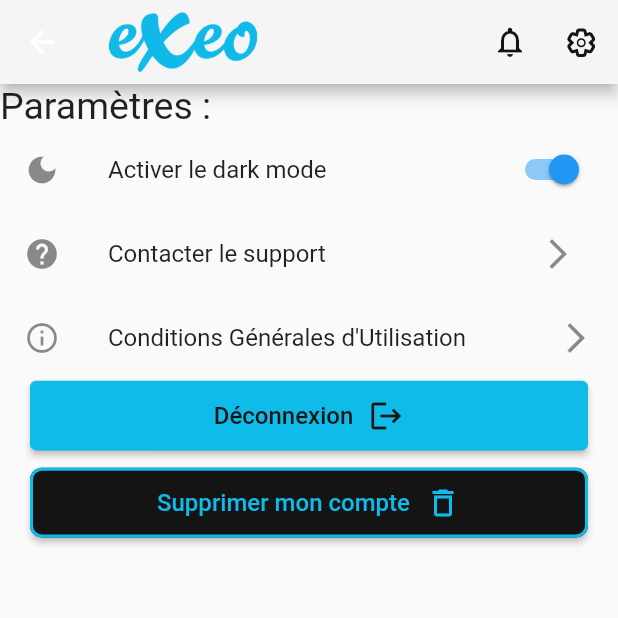
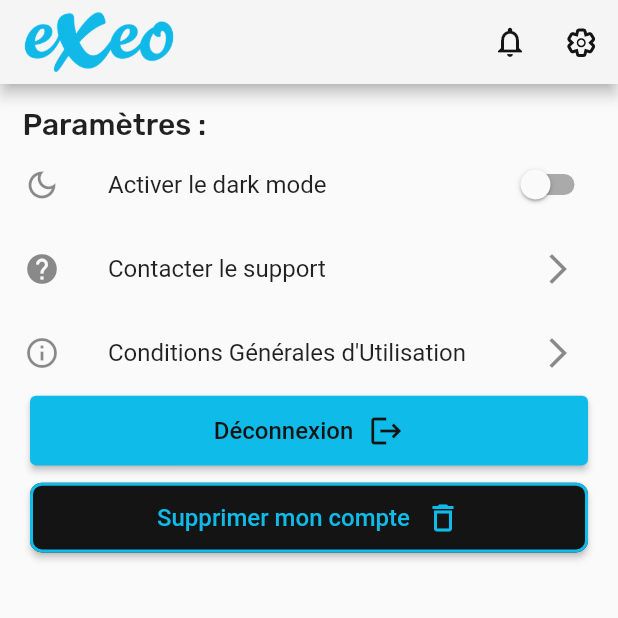
Before and after one commit to Leo-Teixeira/exeo, a Flutter app: the SupportWidget screen opened directly, after a tap on an icon or button, on a phone screen of 412 x 824 dp, the top half of it. Run offline on Flutter 3.47's test engine with Material 2 defaults, Android fonts, the phone set to English and light mode, and no system bars; our stand-ins replace flutter_card_swiper, flutter_map, flutter_rating_bar, flutter_riverpod, fluttericon, latlong2; Roboto replaces fonts that are missing (HindMaduraiLight, HindMaduraiMedium).

Commit message:
continue design of app

```diff
--- /dev/null
+++ b/lib/provider/settings_provider.dart
@@ -0,0 +1,18 @@
+import 'package:flutter_riverpod/flutter_riverpod.dart';
+
+enum ThemeModeApp { DARKMODE, LIGHTMODE }
+
+final themeModeProviderState =
+    StateProvider<ThemeModeApp>((_) => ThemeModeApp.LIGHTMODE);
+
+final themeModeProvider = Provider<ThemeModeApp>((ref) {
+  final ThemeModeApp sortType = ref.watch(themeModeProviderState);
+
+  switch (sortType) {
+    case ThemeModeApp.LIGHTMODE:
+      return ThemeModeApp.LIGHTMODE;
+
+    case ThemeModeApp.DARKMODE:
+      return ThemeModeApp.DARKMODE;
+  }
+});
--- a/lib/screens/setting.dart
+++ b/lib/screens/setting.dart
@@ -1,3 +1,4 @@
+import 'package:exeo/provider/settings_provider.dart';
 import 'package:exeo/screens/support.dart';
 import 'package:exeo/services/constant.dart';
 import 'package:flutter/material.dart';
@@ -9,16 +10,20 @@ class SettingWidget extends ConsumerWidget {
 
   @override
   Widget build(BuildContext context, WidgetRef ref) {
+    ThemeModeApp theme = ref.watch(themeModeProviderState);
     return Scaffold(
       appBar: appBarReception(context),
       body: Column(
         crossAxisAlignment: CrossAxisAlignment.start,
         children: [
-          const Text(
-            "Paramètres : ",
-            style: TextStyle(fontSize: 25),
+          Container(
+            margin: const EdgeInsets.fromLTRB(15, 15, 0, 0),
+            child: const Text(
+              "Paramètres : ",
+              style: TextStyle(fontSize: 20, fontFamily: fontRubikMedium),
+            ),
           ),
-          darkMode(),
+          darkMode(ref, theme),
           contactSupport(context),
           cgu(),
           btnDeconnect(),
@@ -32,14 +37,30 @@ class SettingWidget extends ConsumerWidget {
   }
 }
 
-Widget darkMode() {
+Widget darkMode(WidgetRef ref, ThemeModeApp theme) {
   return ListTile(
-    leading: const Icon(Icons.dark_mode),
+    leading: const Icon(Icons.dark_mode_outlined),
     // ! changer le text selon si darkMode actif ou non
-    title: const Text("Activer le dark mode"),
+    title: theme == ThemeModeApp.LIGHTMODE
+        ? const Text(
+            "Activer le dark mode",
+            style: TextStyle(fontFamily: fontHindMaduraiLight, fontSize: 16),
+          )
+        : const Text('Désactiver le dark mode',
+            style: TextStyle(fontFamily: fontHindMaduraiLight, fontSize: 16)),
     trailing: Switch(
-      onChanged: (value) {},
-      value: true,
+      onChanged: (value) {
+        if (value == true) {
+          ref
+              .watch(themeModeProviderState.notifier)
+              .update((state) => ThemeModeApp.DARKMODE);
+        } else {
+          ref
+              .watch(themeModeProviderState.notifier)
+              .update((state) => ThemeModeApp.LIGHTMODE);
+        }
+      },
+      value: theme == ThemeModeApp.DARKMODE ? true : false,
       // activeColor: Colors.blue,
       // activeTrackColor: Colors.yellow,
       // inactiveThumbColor: Colors.redAccent,
@@ -50,8 +71,13 @@ Widget darkMode() {
 
 Widget contactSupport(BuildContext context) {
   return ListTile(
-    leading: const Icon(Icons.help),
-    title: const Text("Contacter le support"),
+    leading: const Icon(
+      Icons.help,
+    ),
+    title: const Text(
+      "Contacter le support",
+      style: TextStyle(fontFamily: fontHindMaduraiLight, fontSize: 16),
+    ),
     trailing: IconButton(
       onPressed: () {
         Navigator.of(context).push(
@@ -60,16 +86,23 @@ Widget contactSupport(BuildContext context) {
           ),
         );
       },
-      icon: Icon(Icons.arrow_forward_ios),
+      icon: const Icon(Icons.arrow_forward_ios),
     ),
   );
 }
 
 Widget cgu() {
-  return const ListTile(
-      leading: Icon(Icons.info_outline),
-      title: Text("Conditions Générales d'Utilisation"),
-      trailing: Icon(Icons.arrow_forward_ios));
+  return ListTile(
+    leading: const Icon(Icons.info_outline),
+    title: const Text(
+      "Conditions Générales d'Utilisation",
+      style: TextStyle(fontFamily: fontHindMaduraiLight, fontSize: 16),
+    ),
+    trailing: Container(
+      margin: const EdgeInsets.fromLTRB(0, 0, 12, 0),
+      child: const Icon(Icons.arrow_forward_ios),
+    ),
+  );
 }
 
 Widget btnDeconnect() {
--- a/lib/screens/support.dart
+++ b/lib/screens/support.dart
@@ -10,15 +10,29 @@ class SupportWidget extends ConsumerWidget {
   Widget build(BuildContext context, WidgetRef ref) {
     return Scaffold(
       appBar: appBarReception(context),
-      body: Column(
+      body: Container(
+        margin: const EdgeInsets.only(left: 15, right: 15),
+        child: Column(
           crossAxisAlignment: CrossAxisAlignment.start,
           children: [
             const SizedBox(
               height: 10,
             ),
             titleSupport(context),
+            Container(
+              height: 1,
+              color: coulBlack,
+              child: const Divider(
+                color: coulBlack,
+                height: 0,
+              ),
+            ),
+            const SizedBox(
+              height: 30,
+            ),
             formSupport(),
           ],
+        ),
       ),
     );
   }
@@ -38,10 +52,10 @@ Widget titleSupport(BuildContext context) {
         child: Text(
           "Support",
           textAlign: TextAlign.center,
-          style: TextStyle(fontSize: 20),
+          style: TextStyle(fontSize: 20, fontFamily: fontRubikMedium),
         ),
       ),
-      //! penser à rajoutez une ligne comme sur la maquette et à centrer le texte
+      //! centrer le texte
     ],
   );
 }
@@ -57,10 +71,10 @@ Widget formSupport() {
       children: [
         const Text(
           "Sujet de votre demande : ",
-          style: TextStyle(fontSize: 16),
+          style: TextStyle(fontSize: 16, fontFamily: fontHindMaduraiMedium),
         ),
         const SizedBox(
-          height: 10,
+          height: 5,
         ),
         DropdownButton<String>(
           items: prob.map((String value) {
@@ -69,15 +83,19 @@ Widget formSupport() {
               child: Text(value),
             );
           }).toList(),
-          hint: Text("J'ai trouvé un bug"),
+          hint: const Text(
+            "J'ai trouvé un bug",
+            style: TextStyle(fontFamily: fontHindMaduraiMedium, fontSize: 16),
+          ),
           onChanged: (_) {},
+          isExpanded: true,
         ),
         const SizedBox(
-          height: 10,
+          height: 20,
         ),
         const Text(
           "Votre message : ",
-          style: TextStyle(fontSize: 16),
+          style: TextStyle(fontSize: 16, fontFamily: fontHindMaduraiMedium),
         ),
         const SizedBox(
           height: 10,
@@ -125,11 +143,9 @@ Widget formSupport() {
           ),
         ),
         const SizedBox(
-          height: 10,
+          height: 20,
         ),
-        Container(
-          margin: const EdgeInsets.fromLTRB(20, 0, 20, 0),
-          child: OutlinedButton(
+        OutlinedButton(
           onPressed: () {},
           style: ButtonStyle(
             backgroundColor: MaterialStateProperty.all<Color?>(coulCiel),
@@ -149,7 +165,6 @@ Widget formSupport() {
             ),
           ),
         ),
-        ),
       ],
     ),
   );
--- a/lib/services/constant.dart
+++ b/lib/services/constant.dart
@@ -33,6 +33,7 @@ const String fontHindMaduraiBold = 'HindMaduraiBold';
 
 PreferredSizeWidget? appBarReception(BuildContext context) {
   return AppBar(
+    automaticallyImplyLeading: false,
     backgroundColor: coulWhite,
     title: Image.asset(
       "assets/pictures/MPD.png",
```
Also changed, not shown: lib/screens/profil.dart (+162 -51 lines). Lines whose indentation alone changed are shown as unchanged.
